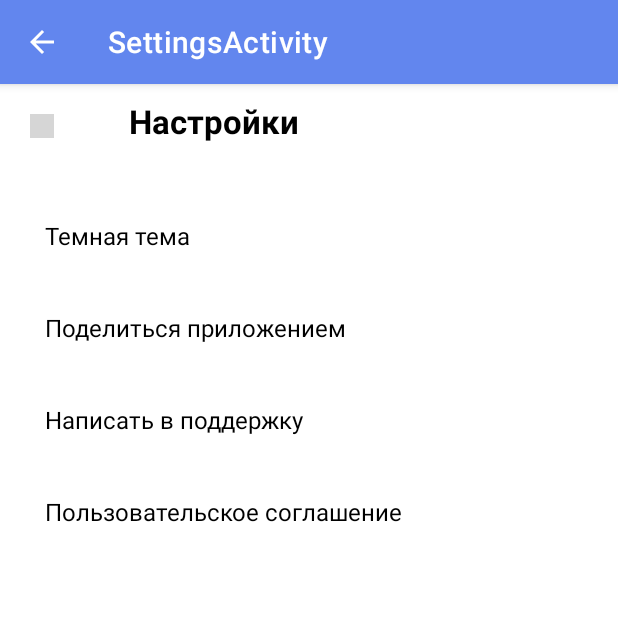
After one commit to AlexMargina/PlaylistMaker, an Android app: the SettingsActivity screen opened directly, with no data from a screen before it, on a phone screen of 412 x 824 dp, the top half of it. The commit adds this screen. Run offline under Robolectric (Android 15) with nearby library versions, the phone set to English and light mode, and no system bars; our stand-ins replace androidx.preference; 1 statement that could not run was skipped; grey boxes are pictures that could not be loaded.

Commit message:
Interface is drawn

```diff
--- a/app/build.gradle
+++ b/app/build.gradle
@@ -38,6 +38,7 @@ dependencies {
     implementation 'androidx.appcompat:appcompat:1.6.1'
     implementation 'com.google.android.material:material:1.8.0'
     implementation 'androidx.constraintlayout:constraintlayout:2.1.4'
+    implementation 'androidx.preference:preference:1.2.0'
     testImplementation 'junit:junit:4.13.2'
     androidTestImplementation 'androidx.test.ext:junit:1.1.5'
     androidTestImplementation 'androidx.test.espresso:espresso-core:3.5.1'
--- a/app/src/main/AndroidManifest.xml
+++ b/app/src/main/AndroidManifest.xml
@@ -12,6 +12,10 @@
         android:theme="@style/Theme.PlaylistMaker"
         tools:targetApi="31">
         <activity
+            android:name=".SettingsActivity"
+            android:exported="false"
+            android:label="@string/title_activity_settings" />
+        <activity
             android:name=".MainActivity"
             android:exported="true">
             <intent-filter>
--- /dev/null
+++ b/app/src/main/java/com/example/playlistmaker/SettingsActivity.kt
@@ -0,0 +1,26 @@
+package com.example.playlistmaker
+
+import android.os.Bundle
+import androidx.appcompat.app.AppCompatActivity
+import androidx.preference.PreferenceFragmentCompat
+
+class SettingsActivity : AppCompatActivity() {
+
+    override fun onCreate(savedInstanceState: Bundle?) {
+        super.onCreate(savedInstanceState)
+        setContentView(R.layout.settings_activity)
+        if (savedInstanceState == null) {
+            supportFragmentManager
+                .beginTransaction()
+                .replace(R.id.settings, SettingsFragment())
+                .commit()
+        }
+        supportActionBar?.setDisplayHomeAsUpEnabled(true)
+    }
+
+    class SettingsFragment : PreferenceFragmentCompat() {
+        override fun onCreatePreferences(savedInstanceState: Bundle?, rootKey: String?) {
+            setPreferencesFromResource(R.xml.root_preferences, rootKey)
+        }
+    }
+}
--- /dev/null
+++ b/app/src/main/res/layout/settings_activity.xml
@@ -0,0 +1,109 @@
+<LinearLayout xmlns:android="http://schemas.android.com/apk/res/android"
+    xmlns:app="http://schemas.android.com/apk/res-auto"
+    android:layout_width="match_parent"
+    android:layout_height="match_parent"
+    android:orientation="vertical">
+
+    <LinearLayout
+        android:layout_width="match_parent"
+        android:layout_height="80dp"
+        android:layout_gravity="center"
+        android:orientation="horizontal">
+
+        <ImageView
+            android:id="@+id/imageView"
+            android:layout_width="16dp"
+            android:layout_height="16dp"
+            android:layout_gravity="top"
+            android:layout_margin="20dp"
+            app:srcCompat="@drawable/back" />
+
+        <TextView
+            android:layout_width="wrap_content"
+            android:layout_height="wrap_content"
+            android:layout_gravity="start"
+            android:layout_marginStart="20dp"
+            android:gravity="center"
+            android:padding="10dp"
+            android:text="@string/buton_settings"
+            android:textColor="@color/black"
+            android:textSize="22sp"
+            android:textStyle="bold"      />
+    </LinearLayout>
+
+    <LinearLayout
+        android:layout_width="match_parent"
+        android:layout_height="match_parent"
+        android:orientation="vertical">
+
+        <FrameLayout
+            android:layout_width="match_parent"
+            android:layout_height="61dp">
+
+            <TextView
+                android:layout_width="wrap_content"
+                android:layout_height="wrap_content"
+                android:layout_gravity="start"
+                android:layout_marginStart="20dp"
+                android:gravity="center"
+                android:padding="10dp"
+                android:text="@string/dark_theme"
+                android:textColor="@color/black"
+                android:textSize="16sp"  />
+
+        </FrameLayout>
+
+        <FrameLayout
+            android:layout_width="match_parent"
+            android:layout_height="61dp">
+
+            <TextView
+                android:layout_width="wrap_content"
+                android:layout_height="wrap_content"
+                android:layout_gravity="start"
+                android:layout_marginStart="20dp"
+                android:gravity="center"
+                android:padding="10dp"
+                android:text="@string/share_app"
+                android:textColor="@color/black"
+                android:textSize="16sp"  />
+
+        </FrameLayout>
+
+        <FrameLayout
+            android:layout_width="match_parent"
+            android:layout_height="61dp">
+
+            <TextView
+                android:layout_width="wrap_content"
+                android:layout_height="wrap_content"
+                android:layout_gravity="start"
+                android:layout_marginStart="20dp"
+                android:gravity="center"
+                android:padding="10dp"
+                android:text="@string/support"
+                android:textColor="@color/black"
+                android:textSize="16sp"  />
+
+        </FrameLayout>
+
+        <FrameLayout
+            android:layout_width="match_parent"
+            android:layout_height="61dp">
+
+            <TextView
+                android:layout_width="wrap_content"
+                android:layout_height="wrap_content"
+                android:layout_gravity="start"
+                android:layout_marginStart="20dp"
+                android:gravity="center"
+                android:padding="10dp"
+                android:text="@string/agreement"
+                android:textColor="@color/black"
+                android:textSize="16sp"  />
+
+        </FrameLayout>
+
+    </LinearLayout>
+
+</LinearLayout>
--- /dev/null
+++ b/app/src/main/res/values/arrays.xml
@@ -0,0 +1,12 @@
+<resources>
+    <!-- Reply Preference -->
+    <string-array name="reply_entries">
+        <item>Reply</item>
+        <item>Reply to all</item>
+    </string-array>
+
+    <string-array name="reply_values">
+        <item>reply</item>
+        <item>reply_all</item>
+    </string-array>
+</resources>
--- a/app/src/main/res/values/colors.xml
+++ b/app/src/main/res/values/colors.xml
@@ -1,10 +1,11 @@
 <?xml version="1.0" encoding="utf-8"?>
 <resources>
     <color name="purple_200">#FFBB86FC</color>
-    <color name="purple_500">#FF6200EE</color>
+    <color name="purple_500">#FF6286EE</color>
     <color name="purple_700">#FF3700B3</color>
     <color name="teal_200">#FF03DAC5</color>
     <color name="teal_700">#FF018786</color>
     <color name="black">#FF000000</color>
     <color name="white">#FFFFFFFF</color>
+    <color name="background">#FF4F6FFF</color>
 </resources>
--- a/app/src/main/res/values/strings.xml
+++ b/app/src/main/res/values/strings.xml
@@ -1,3 +1,26 @@
 <resources>
     <string name="app_name">Создатель плэй-листа</string>
+    <string name="buton_search">Поиск</string>
+    <string name="buton_media">Медиатека</string>
+    <string name="buton_settings">Настройки</string>
+    <string name="title_activity_settings">SettingsActivity</string>
+    <string name="dark_theme">Темная тема</string>
+
+    <!-- Preference Titles -->
+    <string name="messages_header">Messages</string>
+    <string name="sync_header">Sync</string>
+
+    <!-- Messages Preferences -->
+    <string name="signature_title">Your signature</string>
+    <string name="reply_title">Default reply action</string>
+
+    <!-- Sync Preferences -->
+    <string name="sync_title">Sync email periodically</string>
+    <string name="attachment_title">Download incoming attachments</string>
+    <string name="attachment_summary_on">Automatically download attachments for incoming emails</string>
+    <string name="attachment_summary_off">Only download attachments when manually requested</string>
+    <string name="share_app">Поделиться приложением</string>
+    <string name="support">Написать в поддержку</string>
+    <string name="agreement">Пользовательское соглашение</string>
+
 </resources>
--- /dev/null
+++ b/app/src/main/res/xml/root_preferences.xml
@@ -0,0 +1,35 @@
+<PreferenceScreen xmlns:app="http://schemas.android.com/apk/res-auto">
+
+    <PreferenceCategory app:title="@string/messages_header">
+
+        <EditTextPreference
+            app:key="signature"
+            app:title="@string/signature_title"
+            app:useSimpleSummaryProvider="true" />
+
+        <ListPreference
+            app:defaultValue="reply"
+            app:entries="@array/reply_entries"
+            app:entryValues="@array/reply_values"
+            app:key="reply"
+            app:title="@string/reply_title"
+            app:useSimpleSummaryProvider="true" />
+
+    </PreferenceCategory>
+
+    <PreferenceCategory app:title="@string/sync_header">
+
+        <SwitchPreferenceCompat
+            app:key="sync"
+            app:title="@string/sync_title" />
+
+        <SwitchPreferenceCompat
+            app:dependency="sync"
+            app:key="attachment"
+            app:summaryOff="@string/attachment_summary_off"
+            app:summaryOn="@string/attachment_summary_on"
+            app:title="@string/attachment_title" />
+
+    </PreferenceCategory>
+
+</PreferenceScreen>
```
Also changed, not shown: app/src/main/res/layout/activity_main.xml (+73 -12 lines), 1 other file.
